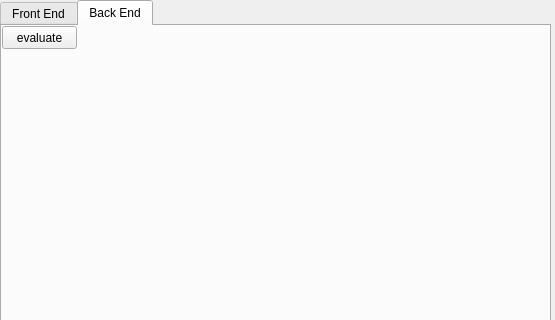
Qt form SFMQTGUI/scriptwidget.ui (jf---/openshapefactory) before a commit; both pictures show x 0 to 555 and y 0 to 320 of the 555 by 703 pixel window.
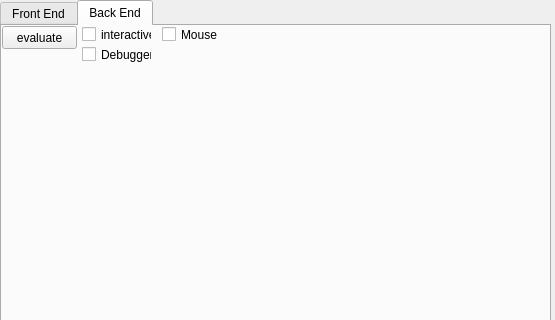
The same form after that commit. The open tabs and pages were chosen to show the change.

Diff of the .ui file:
```diff
--- a/SFMQTGUI/scriptwidget.ui
+++ b/SFMQTGUI/scriptwidget.ui
@@ -79,9 +79,9 @@
      <property name="geometry">
       <rect>
        <x>0</x>
-       <y>30</y>
+       <y>40</y>
        <width>541</width>
-       <height>521</height>
+       <height>511</height>
       </rect>
      </property>
      <layout class="QVBoxLayout" name="vertlayout"/>
@@ -103,14 +103,53 @@
     <widget class="QWidget" name="horizontalLayoutWidget_2">
      <property name="geometry">
       <rect>
-       <x>89</x>
+       <x>299</x>
        <y>0</y>
-       <width>451</width>
+       <width>241</width>
        <height>31</height>
       </rect>
      </property>
      <layout class="QHBoxLayout" name="runonceset"/>
     </widget>
+    <widget class="QCheckBox" name="interactivecheck">
+     <property name="geometry">
+      <rect>
+       <x>80</x>
+       <y>0</y>
+       <width>70</width>
+       <height>17</height>
+      </rect>
+     </property>
+     <property name="text">
+      <string>interactive</string>
+     </property>
+    </widget>
+    <widget class="QCheckBox" name="debuggercheck">
+     <property name="geometry">
+      <rect>
+       <x>80</x>
+       <y>20</y>
+       <width>70</width>
+       <height>17</height>
+      </rect>
+     </property>
+     <property name="text">
+      <string>Debugger</string>
+     </property>
+    </widget>
+    <widget class="QCheckBox" name="mousecheck">
+     <property name="geometry">
+      <rect>
+       <x>160</x>
+       <y>0</y>
+       <width>70</width>
+       <height>17</height>
+      </rect>
+     </property>
+     <property name="text">
+      <string>Mouse</string>
+     </property>
+    </widget>
    </widget>
   </widget>
  </widget>
```
Left out of the diff: 2 changed lines with no effect on the pictures.
